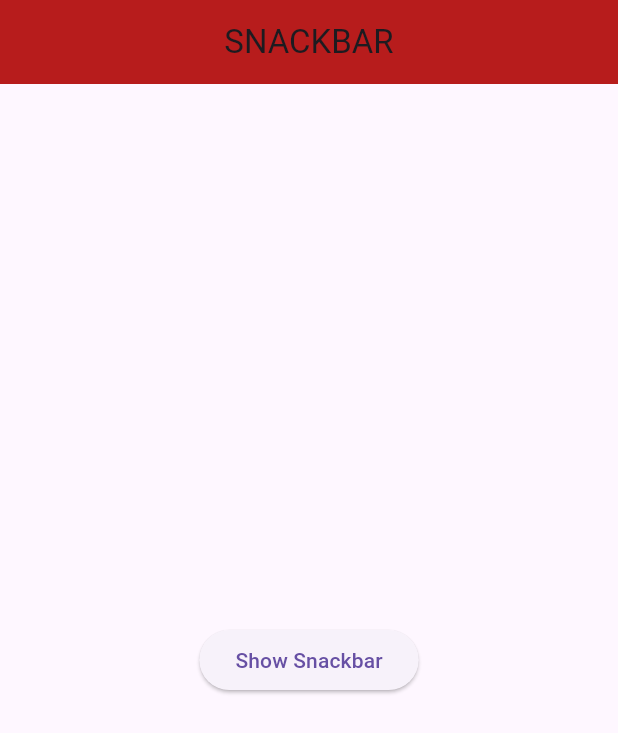
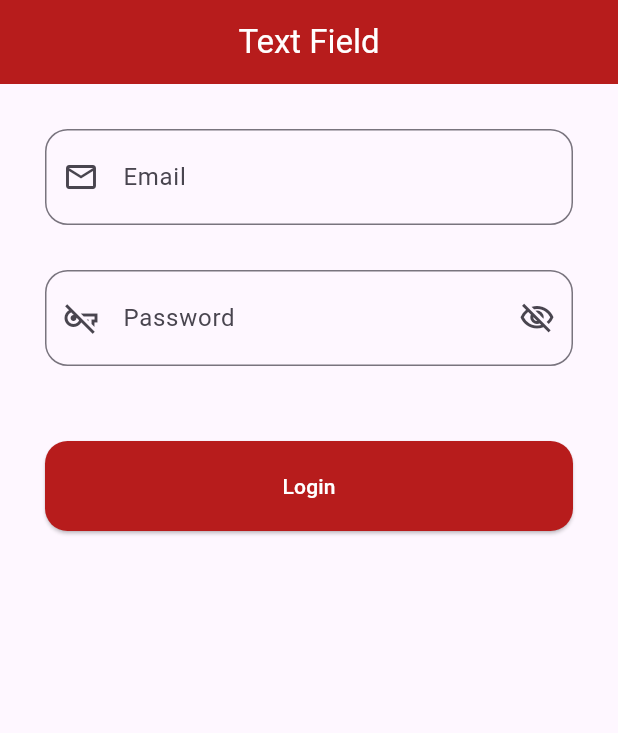
Before and after one commit to iqbalsuwandi20/belajar-flutter-youtube, a Flutter app: the screen it shows after launch, on a phone screen of 412 x 824 dp. Shown: the top 733 px of the screen. Run offline on Flutter 3.47's test engine with Material 3 defaults, Android fonts, the phone set to English and light mode, and no system bars.

Commit message:
text field

```diff
--- a/lib/main.dart
+++ b/lib/main.dart
@@ -16,52 +16,116 @@ class MyApp extends StatelessWidget {
   }
 }
 
-class HomePage extends StatelessWidget {
+class HomePage extends StatefulWidget {
   const HomePage({super.key});
+
+  @override
+  State<HomePage> createState() => _HomePageState();
+}
+
+class _HomePageState extends State<HomePage> {
+  bool isHidden = true;
+  TextEditingController emailC = TextEditingController();
+  TextEditingController passwordC = TextEditingController();
 
   @override
   Widget build(BuildContext context) {
     return Scaffold(
       appBar: AppBar(
-        title: const Text("SNACKBAR"),
+        title: const Text(
+          "Text Field",
+          style: TextStyle(color: Colors.white),
+        ),
+        backgroundColor: Colors.red[900],
         centerTitle: true,
-        backgroundColor: Colors.red[900],
       ),
-      body: Center(
-        child: ElevatedButton(
-          onPressed: () {
-            ScaffoldMessenger.of(context).showSnackBar(
-              SnackBar(
-                content: const Text(
-                  "Changing profile using the snackbar succeeded",
-                  style: TextStyle(
-                      color: Colors.black, fontWeight: FontWeight.bold),
+      body: ListView(
+        padding: const EdgeInsets.all(30),
+        children: [
+          TextField(
+            controller: emailC,
+            autocorrect: false,
+            keyboardType: TextInputType.emailAddress,
+            textInputAction: TextInputAction.next,
+            decoration: InputDecoration(
+              contentPadding: const EdgeInsets.symmetric(
+                horizontal: 30,
+                vertical: 20,
+              ),
+              label: const Text("Email"),
+              border: OutlineInputBorder(
+                borderRadius: BorderRadius.circular(15),
+              ),
+              // prefix: const Padding(
+              //   padding: EdgeInsets.only(right: 20),
+              //   child: Icon(Icons.email),
+              // ),
+              prefixIcon: const Icon(Icons.email_outlined),
+            ),
+          ),
+          const SizedBox(
+            height: 30,
+          ),
+          TextField(
+            controller: passwordC,
+            autocorrect: false,
+            obscureText: isHidden,
+            textInputAction: TextInputAction.done,
+            decoration: InputDecoration(
+              contentPadding: const EdgeInsets.symmetric(
+                horizontal: 30,
+                vertical: 20,
+              ),
+              label: const Text("Password"),
+              border: OutlineInputBorder(
+                borderRadius: BorderRadius.circular(15),
+              ),
+              prefixIcon: const Icon(Icons.vpn_key_off_outlined),
+              suffixIcon: IconButton(
+                onPressed: () {
+                  setState(() {
+                    isHidden = !isHidden;
+                  });
+                  // if (isHidden == true) {
+                  //   isHidden = false;
+                  // } else {
+                  //   isHidden = true;
+                  // }
+                  // setState(() {});
+                },
+                icon: Icon(
+                  isHidden
+                      ? Icons.visibility_off_outlined
+                      : Icons.visibility_outlined,
                 ),
-                action: SnackBarAction(
-                  label: "Cancel",
-                  onPressed: () {
-                    print("Didn't change profile");
-                  },
-                  textColor: Colors.black,
-                ),
-                backgroundColor: Colors.red[900],
-                duration: const Duration(
-                  seconds: 2,
-                ),
-                margin: const EdgeInsets.all(
-                  20,
-                ),
-                behavior: SnackBarBehavior.floating,
-                shape: RoundedRectangleBorder(
-                  borderRadius: BorderRadius.circular(30),
-                ),
+                // icon: Icon(Icons.remove_red_eye_outlined),
               ),
-            );
-          },
-          child: const Text(
-            "Show Snackbar",
+            ),
           ),
-        ),
+          const SizedBox(
+            height: 50,
+          ),
+          ElevatedButton(
+            onPressed: () {
+              print(
+                  "Login with Email : (${emailC.text}) and Password : (${passwordC.text})");
+            },
+            style: ElevatedButton.styleFrom(
+              padding: const EdgeInsets.symmetric(
+                horizontal: 30,
+                vertical: 20,
+              ),
+              shape: RoundedRectangleBorder(
+                borderRadius: BorderRadius.circular(15),
+              ),
+              backgroundColor: Colors.red[900],
+            ),
+            child: const Text(
+              "Login",
+              style: TextStyle(color: Colors.white),
+            ),
+          ),
+        ],
       ),
     );
   }
```
